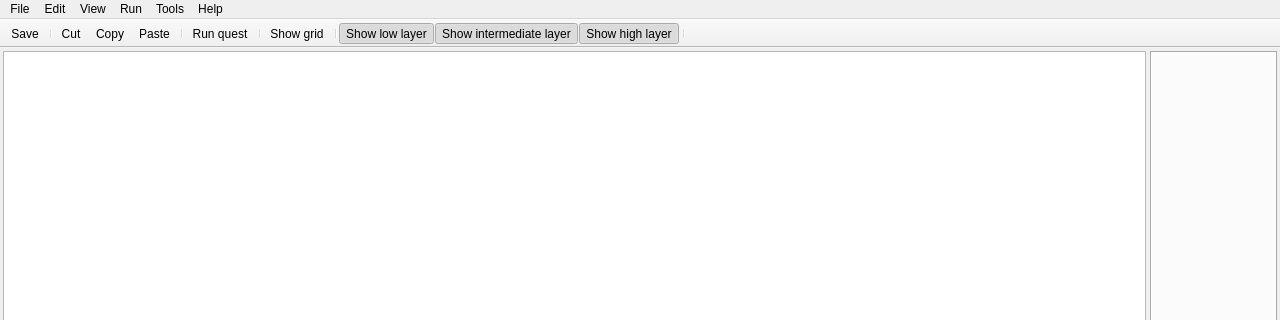
Qt form src/gui/main_window.ui (solarus-games/solarus-quest-editor) before a commit; both pictures show x 0 to 1280 and y 0 to 320 of the 1280 by 680 pixel window.
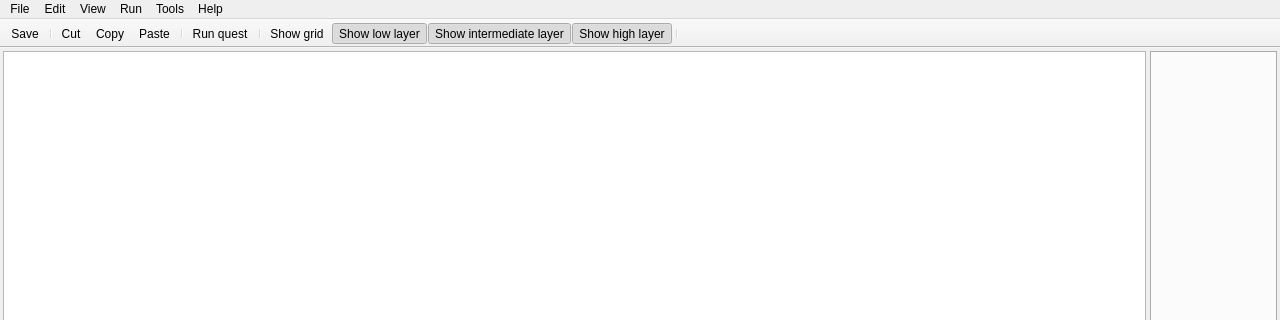
The same form after that commit. Icons and pictures are not drawn. Custom widgets are drawn as their Qt base class.

Diff of the .ui file:
```diff
--- a/src/gui/main_window.ui
+++ b/src/gui/main_window.ui
@@ -139,7 +139,6 @@
    <addaction name="action_run_quest"/>
    <addaction name="separator"/>
    <addaction name="action_show_grid"/>
-   <addaction name="separator"/>
    <addaction name="action_show_layer_0"/>
    <addaction name="action_show_layer_1"/>
    <addaction name="action_show_layer_2"/>
```
